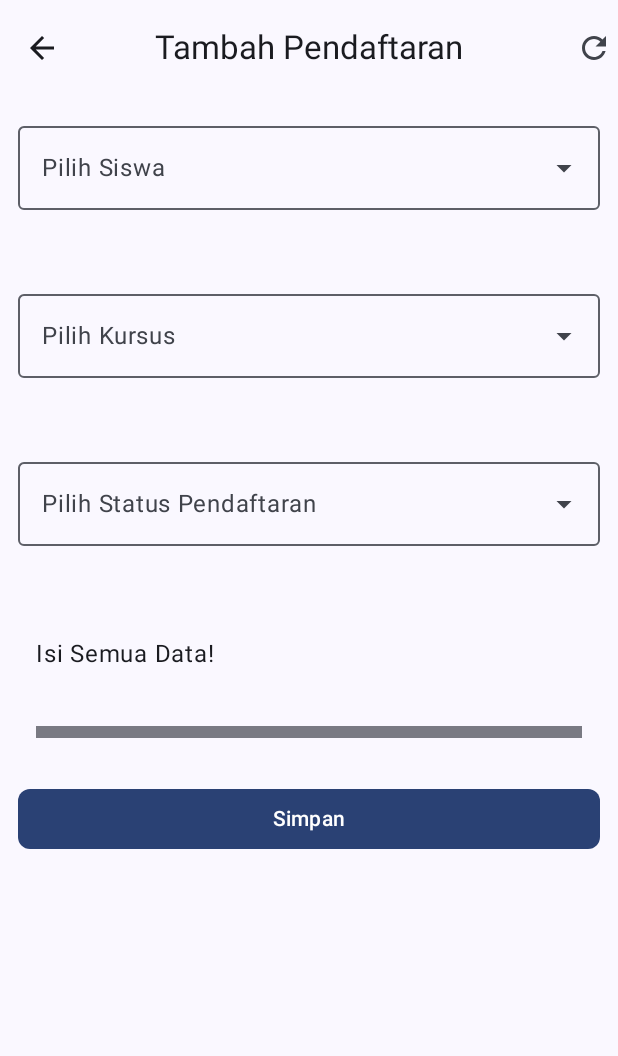
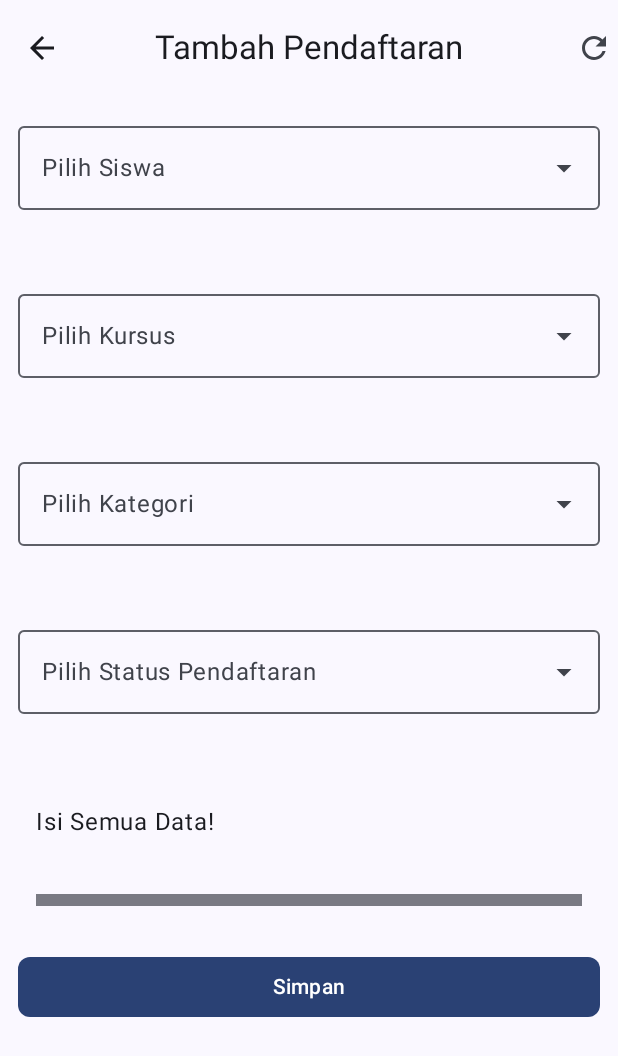
Before and after one commit to ulfhiraa/A12_093, an Android app built with Jetpack Compose: the InsertPendView screen opened through its navigation route, on a phone screen of 412 x 824 dp. Shown: the top 1056 px of the screen. Run offline under Robolectric (Android 15) with nearby library versions, the phone set to English and light mode, and no system bars; libraries missing offline, so code that uses them is left out: com.jakewharton.retrofit2.

Commit message:
ADD - Dropdown untuk menampilkan pilihan kategori di insert pendaftaran view

```diff
--- a/app/src/main/java/com/example/projectakhir_pam/ui/view/Pendaftaran/InsertPendView.kt
+++ b/app/src/main/java/com/example/projectakhir_pam/ui/view/Pendaftaran/InsertPendView.kt
@@ -24,6 +24,7 @@ import androidx.compose.ui.graphics.Color
 import androidx.compose.ui.input.nestedscroll.nestedScroll
 import androidx.compose.ui.unit.dp
 import androidx.lifecycle.viewmodel.compose.viewModel
+import com.example.projectakhir_pam.data.Kategori
 import com.example.projectakhir_pam.data.KursusList
 import com.example.projectakhir_pam.data.SiswaList
 import com.example.projectakhir_pam.data.Status
@@ -129,6 +130,7 @@ fun FormInput( // untuk menampilkan elemen input form dengan validasi
 ){
 
     var listStatus by remember { mutableStateOf("") } // menampilkan pilihan status
+    var listKategori by remember { mutableStateOf("") } // menampilkan pilihan kategori
 
     var chosenDropdown by remember { mutableStateOf("") }
 
@@ -166,6 +168,21 @@ fun FormInput( // untuk menampilkan elemen input form dengan validasi
             color = Color.Red
         )
 
+        // DROPDOWN KATEGORI
+        DropdownStatus(
+            selectedValue = insertPendUiEvent.kategori,
+            options = Kategori.listKategori,
+            label = "Pilih Kategori",
+            onValueChangeEvent = { selected ->
+                listKategori = selected
+                onValueChange(insertPendUiEvent.copy(kategori = selected))
+            }
+        )
+        Text(
+            text = errorState.kategori ?: "",  // Menampilkan pesan error jika ada
+            color = Color.Red
+        )
+
         // DROPDOWN STATUS PENDAFTARAN
         DropdownStatus(
             selectedValue = insertPendUiEvent.status,
```
